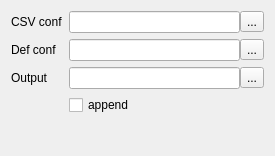
First picture: the form in handlerwgt/dephandlerwidget.ui, repository khomchenkovaa/PortListener, before the edit.
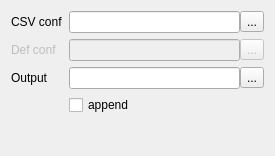
Second picture: the form after the edit.

Diff of the .ui file:
```diff
--- a/handlerwgt/dephandlerwidget.ui
+++ b/handlerwgt/dephandlerwidget.ui
@@ -40,6 +40,9 @@
    </item>
    <item row="1" column="0">
     <widget class="QLabel" name="lblDefFile">
+     <property name="enabled">
+      <bool>false</bool>
+     </property>
      <property name="text">
       <string>Def conf</string>
      </property>
@@ -51,10 +54,17 @@
       <number>0</number>
      </property>
      <item>
-      <widget class="QLineEdit" name="editDefFile"/>
+      <widget class="QLineEdit" name="editDefFile">
+       <property name="enabled">
+        <bool>false</bool>
+       </property>
+      </widget>
      </item>
      <item>
       <widget class="QToolButton" name="btnDefFile">
+       <property name="enabled">
+        <bool>false</bool>
+       </property>
        <property name="text">
         <string>...</string>
        </property>
```
